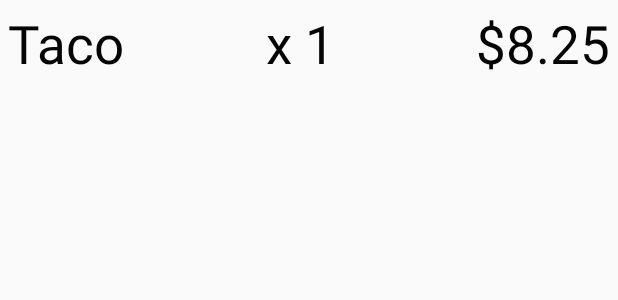
After one commit to CECS-445-Project/ServerMatch, an Android app: the layout fragment_bill_item.xml on its own in the app's theme, with its tools: preview values and no code run, on a phone screen of 412 x 824 dp. The commit adds this screen. Shown: the top 300 px of the screen. Run offline under Robolectric (Android 15) with nearby library versions, the phone set to English and light mode, and no system bars.

Commit message:
got two recycler view to work.
still need to fix the main view getting cut off.

```diff
--- /dev/null
+++ b/app/src/main/res/layout/fragment_bill_item.xml
@@ -0,0 +1,37 @@
+<?xml version="1.0" encoding="utf-8"?>
+<LinearLayout xmlns:android="http://schemas.android.com/apk/res/android"
+    android:id="@+id/bill_item"
+    android:layout_width="match_parent"
+    android:layout_height="wrap_content"
+    android:orientation="horizontal"
+    android:padding="5dp">
+
+    <TextView
+        android:id="@+id/bill_item_name"
+        android:layout_width="wrap_content"
+        android:layout_height="wrap_content"
+        android:layout_weight="1"
+        android:text="Taco"
+        android:textColor="#050505"
+        android:textSize="35dp" />
+
+    <TextView
+        android:id="@+id/item_quantity"
+        android:layout_width="wrap_content"
+        android:layout_height="wrap_content"
+        android:layout_weight="1"
+        android:gravity="center"
+        android:text="x 1"
+        android:textColor="#050505"
+        android:textSize="35dp" />
+
+    <TextView
+        android:id="@+id/bill_item_cost"
+        android:layout_width="wrap_content"
+        android:layout_height="wrap_content"
+        android:layout_weight="1"
+        android:gravity="right"
+        android:text="$8.25"
+        android:textColor="#050505"
+        android:textSize="35dp" />
+</LinearLayout>
```
Also changed, not shown: app/src/main/java/com/example/servermatch/cecs445/Utils/BillListAdapter.java (added, +110 -0 lines), app/src/main/java/com/example/servermatch/cecs445/ui/menu/MenuFragment.java (+9 -0 lines), app/src/main/java/com/example/servermatch/cecs445/ui/menu/TestData.java (+12 -0 lines), app/src/main/res/layout/fragment_bill.xml (deleted, +0 -17 lines).
